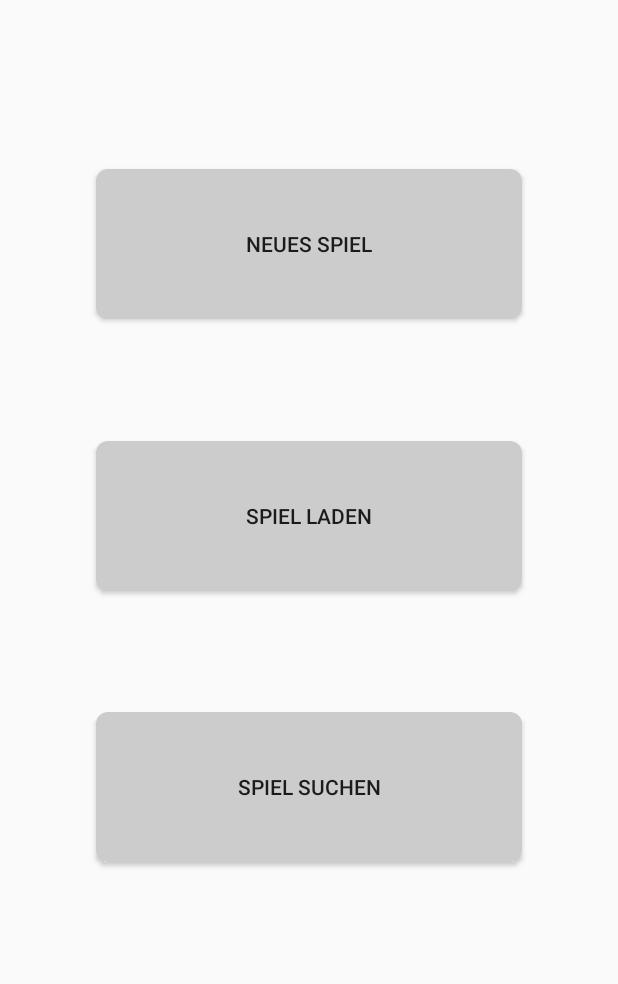
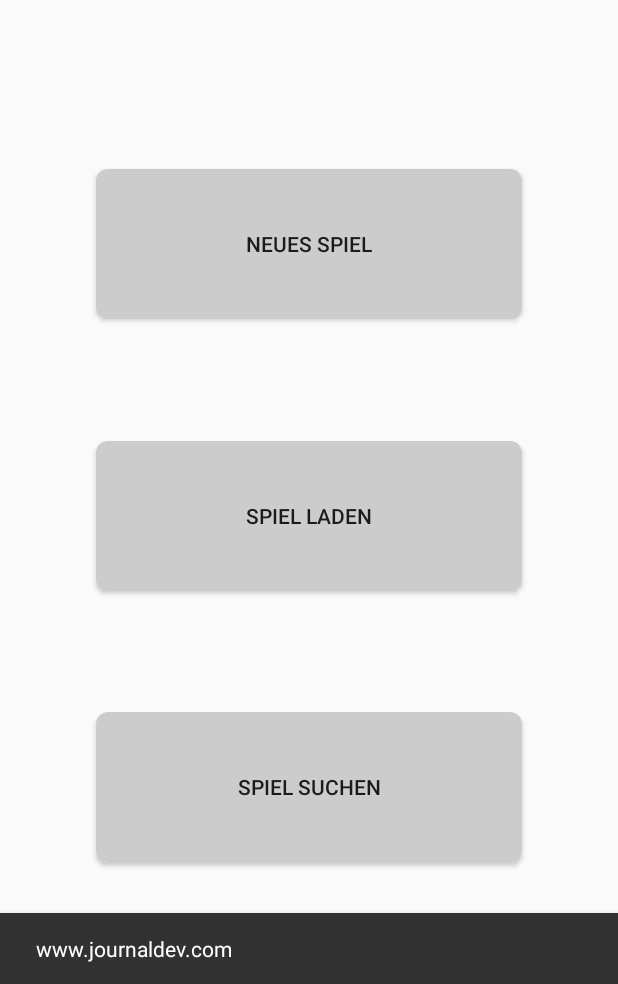
Before and after one commit to Goala/moco, an Android app: the MainActivity screen opened directly, with no data from a screen before it, after a tap on "NEUES SPIEL", on a phone screen of 412 x 824 dp, the part 252-1236 px from its top. Run offline under Robolectric (Android 15) with nearby library versions, the phone set to English and light mode, and no system bars.

Commit message:
Add test snackbar

```diff
--- a/app/build.gradle
+++ b/app/build.gradle
@@ -28,6 +28,7 @@ dependencies {
     testImplementation 'junit:junit:4.12'
     androidTestImplementation 'com.android.support.test:runner:1.0.2'
     androidTestImplementation 'com.android.support.test.espresso:espresso-core:3.0.2'
+    implementation 'com.android.support:design:27.1.1'
 }
 
 apply plugin: 'com.google.gms.google-services'
--- a/app/src/main/AndroidManifest.xml
+++ b/app/src/main/AndroidManifest.xml
@@ -12,7 +12,7 @@
         <activity android:name=".MainActivity"
             android:screenOrientation="portrait" />
 
-        <activity android:name=".Lobby" />
+        <activity android:name=".LobbyActivity" />
         <activity android:name=".LoginActivity"
             android:screenOrientation="portrait">
             <intent-filter>
--- a/app/src/main/java/topgrost/mocoquizer/Lobby.java
+++ b/app/src/main/java/topgrost/mocoquizer/LobbyActivity.java
@@ -3,7 +3,7 @@ package topgrost.mocoquizer;
 import android.support.v7.app.AppCompatActivity;
 import android.os.Bundle;
 
-public class Lobby extends AppCompatActivity {
+public class LobbyActivity extends AppCompatActivity {
 
     @Override
     protected void onCreate(Bundle savedInstanceState) {
--- a/app/src/main/java/topgrost/mocoquizer/MainActivity.java
+++ b/app/src/main/java/topgrost/mocoquizer/MainActivity.java
@@ -1,5 +1,7 @@
 package topgrost.mocoquizer;
 
+import android.support.design.widget.CoordinatorLayout;
+import android.support.design.widget.Snackbar;
 import android.support.v7.app.AppCompatActivity;
 import android.os.Bundle;
 import android.view.View;
@@ -7,17 +9,22 @@ import android.widget.Button;
 
 public class MainActivity extends AppCompatActivity {
 
+    CoordinatorLayout coordinatorLayout;
 
     @Override
     protected void onCreate(Bundle savedInstanceState) {
         super.onCreate(savedInstanceState);
         setContentView(R.layout.activity_main);
 
+        coordinatorLayout = findViewById(R.id.coordinatorLayout);
+
         Button newGame = findViewById(R.id.btnNewGame);
         newGame.setOnClickListener(new View.OnClickListener() {
             @Override
             public void onClick(View view) {
-
+                Snackbar snackbar = Snackbar
+                        .make(coordinatorLayout, "www.journaldev.com", Snackbar.LENGTH_LONG);
+                snackbar.show();
             }
         });
     }
--- a/app/src/main/res/layout/activity_lobby.xml
+++ b/app/src/main/res/layout/activity_lobby.xml
@@ -4,7 +4,7 @@
     xmlns:tools="http://schemas.android.com/tools"
     android:layout_width="match_parent"
     android:layout_height="match_parent"
-    tools:context=".Lobby">
+    tools:context=".LobbyActivity">
 
     <Button
         android:id="@+id/player2"
--- a/app/src/main/res/layout/activity_main.xml
+++ b/app/src/main/res/layout/activity_main.xml
@@ -1,10 +1,18 @@
 <?xml version="1.0" encoding="utf-8"?>
+
+<android.support.design.widget.CoordinatorLayout xmlns:android="http://schemas.android.com/apk/res/android"
+    xmlns:app="http://schemas.android.com/apk/res-auto"
+    xmlns:tools="http://schemas.android.com/tools"
+    android:id="@+id/coordinatorLayout"
+    android:layout_width="match_parent"
+    android:layout_height="match_parent"
+    tools:context=".MainActivity">
+
     <android.support.constraint.ConstraintLayout xmlns:android="http://schemas.android.com/apk/res/android"
         xmlns:app="http://schemas.android.com/apk/res-auto"
         xmlns:tools="http://schemas.android.com/tools"
         android:layout_width="match_parent"
-    android:layout_height="match_parent"
-    tools:context=".MainActivity">
+        android:layout_height="match_parent">
 
         <TextView
             android:id="@+id/headline"
@@ -69,3 +77,4 @@
             app:layout_constraintTop_toBottomOf="@+id/btnLoadGame" />
 
     </android.support.constraint.ConstraintLayout>
+</android.support.design.widget.CoordinatorLayout>
```
Lines whose indentation alone changed are shown as unchanged.
